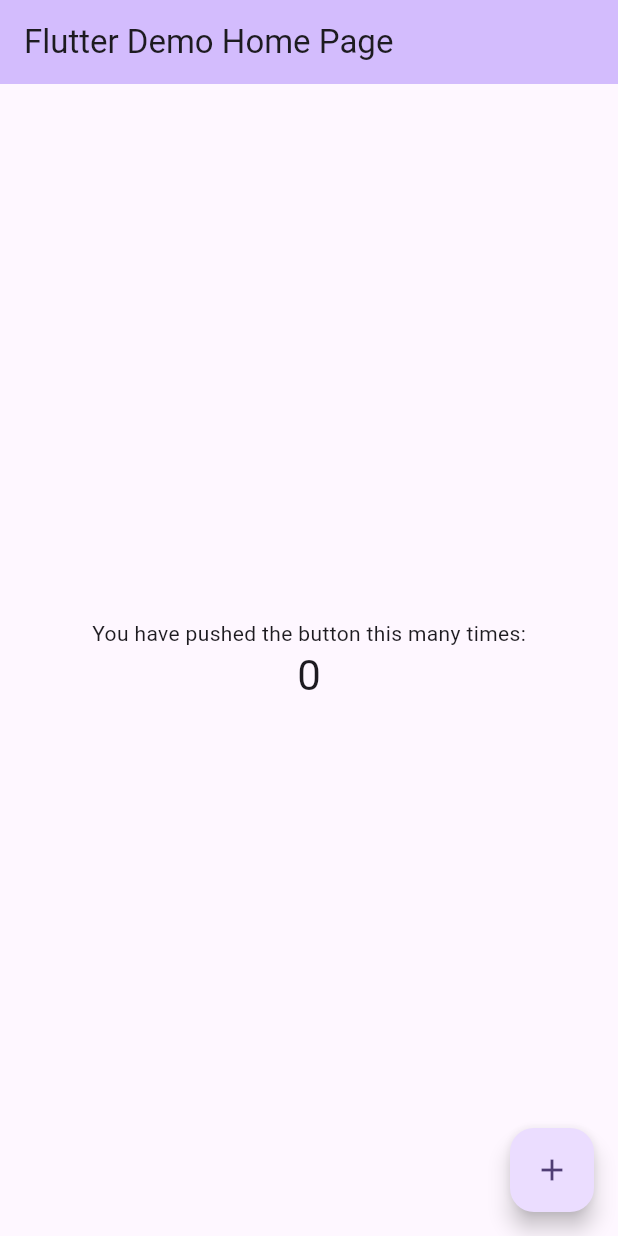
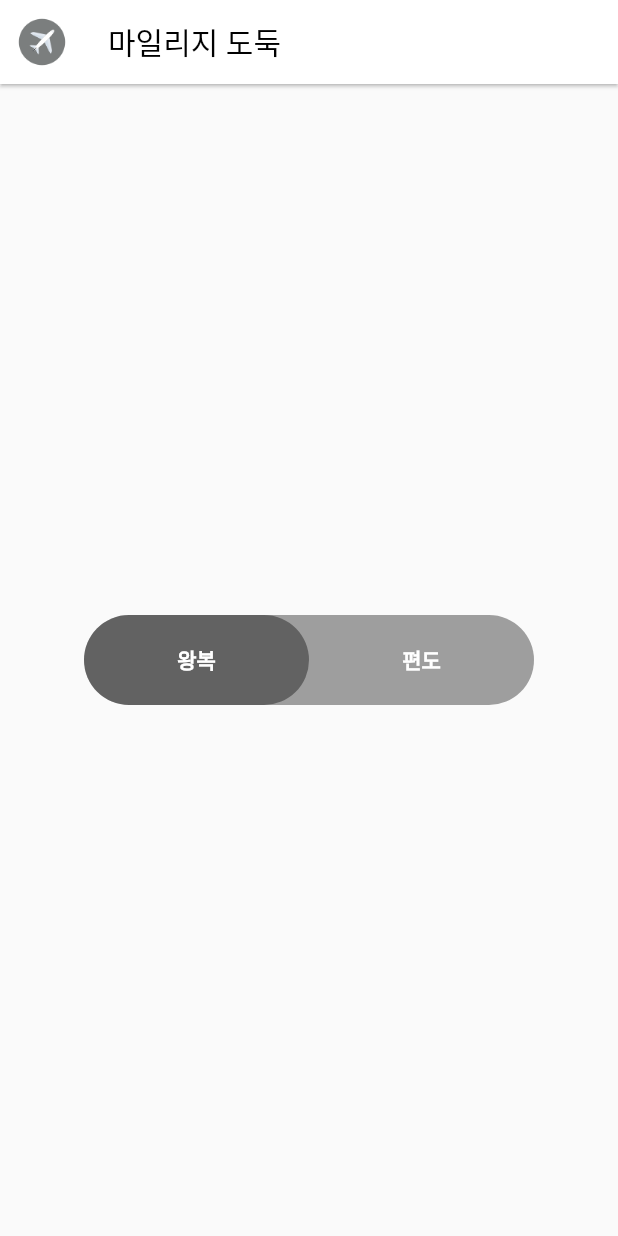
Before and after one commit to mungyuchoi/mileage_thief, a Flutter app: the screen it shows after launch, on a phone screen of 412 x 824 dp. Run offline on Flutter 3.47's test engine with Material 2 defaults, Android fonts, the phone set to English and light mode, and no system bars.

Commit message:
appbar, toogle구현 다음 commit으로는 widget별로 구분해야함

```diff
--- a/lib/main.dart
+++ b/lib/main.dart
@@ -1,125 +1,8 @@
 import 'package:flutter/material.dart';
+import 'package:mileage_thief/screen/search_screen.dart';
 
 void main() {
-  runApp(const MyApp());
+  runApp(MaterialApp(
+    home: SearchScreen(),
+  ));
 }
-
-class MyApp extends StatelessWidget {
-  const MyApp({super.key});
-
-  // This widget is the root of your application.
-  @override
-  Widget build(BuildContext context) {
-    return MaterialApp(
-      title: 'Flutter Demo',
-      theme: ThemeData(
-        // This is the theme of your application.
-        //
-        // TRY THIS: Try running your application with "flutter run". You'll see
-        // the application has a blue toolbar. Then, without quitting the app,
-        // try changing the seedColor in the colorScheme below to Colors.green
-        // and then invoke "hot reload" (save your changes or press the "hot
-        // reload" button in a Flutter-supported IDE, or press "r" if you used
-        // the command line to start the app).
-        //
-        // Notice that the counter didn't reset back to zero; the application
-        // state is not lost during the reload. To reset the state, use hot
-        // restart instead.
-        //
-        // This works for code too, not just values: Most code changes can be
-        // tested with just a hot reload.
-        colorScheme: ColorScheme.fromSeed(seedColor: Colors.deepPurple),
-        useMaterial3: true,
-      ),
-      home: const MyHomePage(title: 'Flutter Demo Home Page'),
-    );
-  }
-}
-
-class MyHomePage extends StatefulWidget {
-  const MyHomePage({super.key, required this.title});
-
-  // This widget is the home page of your application. It is stateful, meaning
-  // that it has a State object (defined below) that contains fields that affect
-  // how it looks.
-
-  // This class is the configuration for the state. It holds the values (in this
-  // case the title) provided by the parent (in this case the App widget) and
-  // used by the build method of the State. Fields in a Widget subclass are
-  // always marked "final".
-
-  final String title;
-
-  @override
-  State<MyHomePage> createState() => _MyHomePageState();
-}
-
-class _MyHomePageState extends State<MyHomePage> {
-  int _counter = 0;
-
-  void _incrementCounter() {
-    setState(() {
-      // This call to setState tells the Flutter framework that something has
-      // changed in this State, which causes it to rerun the build method below
-      // so that the display can reflect the updated values. If we changed
-      // _counter without calling setState(), then the build method would not be
-      // called again, and so nothing would appear to happen.
-      _counter++;
-    });
-  }
-
-  @override
-  Widget build(BuildContext context) {
-    // This method is rerun every time setState is called, for instance as done
-    // by the _incrementCounter method above.
-    //
-    // The Flutter framework has been optimized to make rerunning build methods
-    // fast, so that you can just rebuild anything that needs updating rather
-    // than having to individually change instances of widgets.
-    return Scaffold(
-      appBar: AppBar(
-        // TRY THIS: Try changing the color here to a specific color (to
-        // Colors.amber, perhaps?) and trigger a hot reload to see the AppBar
-        // change color while the other colors stay the same.
-        backgroundColor: Theme.of(context).colorScheme.inversePrimary,
-        // Here we take the value from the MyHomePage object that was created by
-        // the App.build method, and use it to set our appbar title.
-        title: Text(widget.title),
-      ),
-      body: Center(
-        // Center is a layout widget. It takes a single child and positions it
-        // in the middle of the parent.
-        child: Column(
-          // Column is also a layout widget. It takes a list of children and
-          // arranges them vertically. By default, it sizes itself to fit its
-          // children horizontally, and tries to be as tall as its parent.
-          //
-          // Column has various properties to control how it sizes itself and
-          // how it positions its children. Here we use mainAxisAlignment to
-          // center the children vertically; the main axis here is the vertical
-          // axis because Columns are vertical (the cross axis would be
-          // horizontal).
-          //
-          // TRY THIS: Invoke "debug painting" (choose the "Toggle Debug Paint"
-          // action in the IDE, or press "p" in the console), to see the
-          // wireframe for each widget.
-          mainAxisAlignment: MainAxisAlignment.center,
-          children: <Widget>[
-            const Text(
-              'You have pushed the button this many times:',
-            ),
-            Text(
-              '$_counter',
-              style: Theme.of(context).textTheme.headlineMedium,
-            ),
-          ],
-        ),
-      ),
-      floatingActionButton: FloatingActionButton(
-        onPressed: _incrementCounter,
-        tooltip: 'Increment',
-        child: const Icon(Icons.add),
-      ), // This trailing comma makes auto-formatting nicer for build methods.
-    );
-  }
-}
--- /dev/null
+++ b/lib/screen/search_screen.dart
@@ -0,0 +1,124 @@
+import 'package:flutter/material.dart';
+
+class SearchScreen extends StatefulWidget {
+  @override
+  State<StatefulWidget> createState() => _SearchScreenState();
+}
+
+const double width = 300.0;
+const double height = 60.0;
+const double loginAlign = -1;
+const double signInAlign = 1;
+const Color selectedColor = Colors.white;
+const Color normalColor = Colors.white;
+
+class _SearchScreenState extends State<SearchScreen> {
+  double xAlign = 5.0;
+  Color loginColor = Colors.black;
+  Color signInColor = Colors.black;
+
+  @override
+  void initState() {
+    super.initState();
+    xAlign = loginAlign;
+    loginColor = selectedColor;
+    signInColor = normalColor;
+  }
+
+  @override
+  Widget build(BuildContext context) {
+    return Scaffold(
+      appBar: AppBar(
+        title: Text(
+          '마일리지 도둑',
+          style: TextStyle(color: Colors.black),
+        ),
+        leading: Image.asset(
+          'asset/img/airplane.png',
+          scale: 2,
+        ),
+        backgroundColor: Colors.white,
+        elevation: 1,
+      ),
+      body: Center(
+        child: Container(
+          width: width,
+          height: height,
+          decoration: BoxDecoration(
+            color: Colors.grey,
+            borderRadius: BorderRadius.all(
+              Radius.circular(50.0),
+            ),
+          ),
+          child: Stack(
+            children: [
+              AnimatedAlign(
+                alignment: Alignment(xAlign, 0),
+                duration: Duration(milliseconds: 300),
+                child: Container(
+                  width: width * 0.5,
+                  height: height,
+                  decoration: BoxDecoration(
+                    color: Colors.black38,
+                    borderRadius: BorderRadius.all(
+                      Radius.circular(50.0),
+                    ),
+                  ),
+                ),
+              ),
+              GestureDetector(
+                onTap: () {
+                  setState(() {
+                    xAlign = loginAlign;
+                    loginColor = selectedColor;
+                    signInColor = normalColor;
+                  });
+                },
+                child: Align(
+                  alignment: Alignment(-1, 0),
+                  child: Container(
+                    width: width * 0.5,
+                    color: Colors.transparent,
+                    alignment: Alignment.center,
+                    child: Text(
+                      '왕복',
+                      style: TextStyle(
+                        color: loginColor,
+                        fontWeight: FontWeight.bold,
+                      ),
+                    ),
+                  ),
+                ),
+              ),
+              GestureDetector(
+                onTap: () {
+                  setState(() {
+                    xAlign = signInAlign;
+                    signInColor = selectedColor;
+
+                    loginColor = normalColor;
+                  });
+                },
+                child: Align(
+                  alignment: Alignment(1, 0),
+                  child: Container(
+                    width: width * 0.5,
+                    color: Colors.transparent,
+                    alignment: Alignment.center,
+                    child: Text(
+                      '편도',
+                      style: TextStyle(
+                        color: signInColor,
+                        fontWeight: FontWeight.bold,
+                      ),
+                    ),
+                  ),
+                ),
+              ),
+            ],
+          ),
+        ),
+      ),
+    );
+  }
+}
--- a/pubspec.yaml
+++ b/pubspec.yaml
@@ -57,7 +57,8 @@ flutter:
   # included with your application, so that you can use the icons in
   # the material Icons class.
   uses-material-design: true
-
+  assets:
+    - asset/img/
   # To add assets to your application, add an assets section, like this:
   # assets:
   #   - images/a_dot_burr.jpeg
```
Also changed, not shown: asset/img/airplane.png (added).
